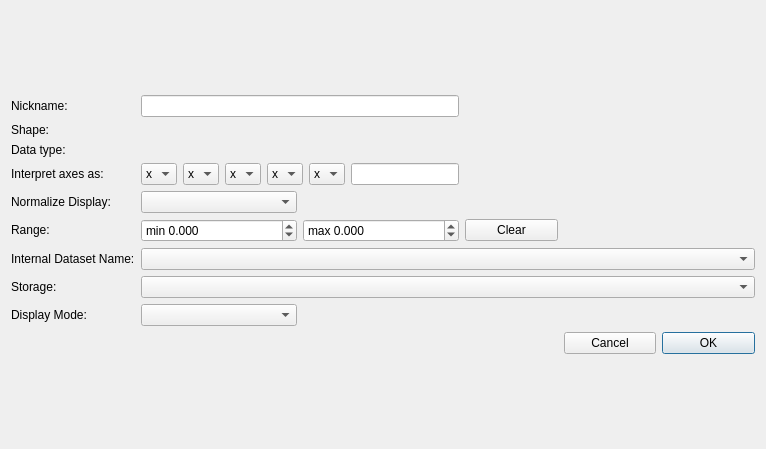
This is ilastik/applets/dataSelection/datasetInfoEditorWidget.ui in ilastik/ilastik as Qt 5 draws it before an edit. The edited form follows.
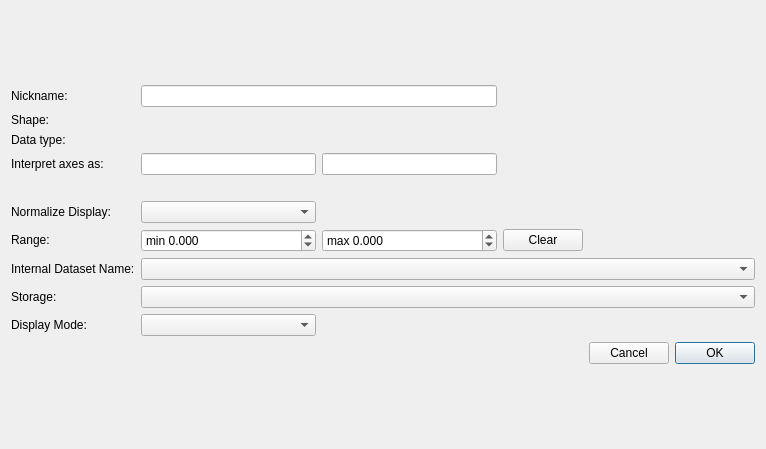
This is the edited form. Icons and pictures are not drawn.

Commit message: Revert axesedit to text field and addsinstant validation to it

```diff
--- a/ilastik/applets/dataSelection/datasetInfoEditorWidget.ui
+++ b/ilastik/applets/dataSelection/datasetInfoEditorWidget.ui
@@ -55,67 +55,31 @@
        </property>
       </widget>
      </item>
-     <item row="3" column="1" colspan="2">
 
-      <layout class="QGridLayout" name="axesComboBoxes">
-       <item row="0" column="0">
-          <widget class="QComboBox" name="axesSelector_0">
-            <item> <property name="text"> <string>x</string> </property> </item>
-            <item> <property name="text"> <string>y</string> </property> </item>
-            <item> <property name="text"> <string>z</string> </property> </item>
-            <item> <property name="text"> <string>t</string> </property> </item>
-            <item> <property name="text"> <string>c</string> </property> </item>
-          </widget>
-       </item>
-       <item row="0" column="1">
-          <widget class="QComboBox" name="axesSelector_1">
-            <item> <property name="text"> <string>x</string> </property> </item>
-            <item> <property name="text"> <string>y</string> </property> </item>
-            <item> <property name="text"> <string>z</string> </property> </item>
-            <item> <property name="text"> <string>t</string> </property> </item>
-            <item> <property name="text"> <string>c</string> </property> </item>
-          </widget>
-       </item>
-       <item row="0" column="2">
-          <widget class="QComboBox" name="axesSelector_2">
-            <item> <property name="text"> <string>x</string> </property> </item>
-            <item> <property name="text"> <string>y</string> </property> </item>
-            <item> <property name="text"> <string>z</string> </property> </item>
-            <item> <property name="text"> <string>t</string> </property> </item>
-            <item> <property name="text"> <string>c</string> </property> </item>
-          </widget>
-       </item>
-       <item row="0" column="3">
-          <widget class="QComboBox" name="axesSelector_3">
-            <item> <property name="text"> <string>x</string> </property> </item>
-            <item> <property name="text"> <string>y</string> </property> </item>
-            <item> <property name="text"> <string>z</string> </property> </item>
-            <item> <property name="text"> <string>t</string> </property> </item>
-            <item> <property name="text"> <string>c</string> </property> </item>
-          </widget>
-       </item>
-       <item row="0" column="4">
-          <widget class="QComboBox" name="axesSelector_4">
-            <item> <property name="text"> <string>x</string> </property> </item>
-            <item> <property name="text"> <string>y</string> </property> </item>
-            <item> <property name="text"> <string>z</string> </property> </item>
-            <item> <property name="text"> <string>t</string> </property> </item>
-            <item> <property name="text"> <string>c</string> </property> </item>
-          </widget>
-       </item>
-       <item row="0" column="5" colspan="1">
+     <item row="3" column="1">
+      <widget class="QLineEdit" name="axesEdit">
+      </widget>
+     </item>
+
+     <item row="3" column="2">
           <widget class="QLineEdit" name="multi_axes_display">
+      </widget>
+     </item>
+
+      <item row="4" column="1" colspan="5">
+       <widget class="QLabel" name="axes_error_display">
+        <property name="styleSheet">
+         <string notr="true">color: red; font-style: italic</string>
+        </property>
            <property name="sizePolicy">
-            <sizepolicy hsizetype="Expanding" vsizetype="Fixed">
+         <sizepolicy hsizetype="Preferred" vsizetype="Fixed">
              <horstretch>0</horstretch>
              <verstretch>0</verstretch>
             </sizepolicy>
            </property>
           </widget>
        </item>
-      </layout>
 
-     </item>
      <item row="5" column="0">
       <widget class="QLabel" name="label_9">
        <property name="sizePolicy">
```
Left out of the diff: 2 changed lines with no effect on the pictures. Lines whose indentation alone changed are shown as unchanged. The commit also changes 2 other files.
